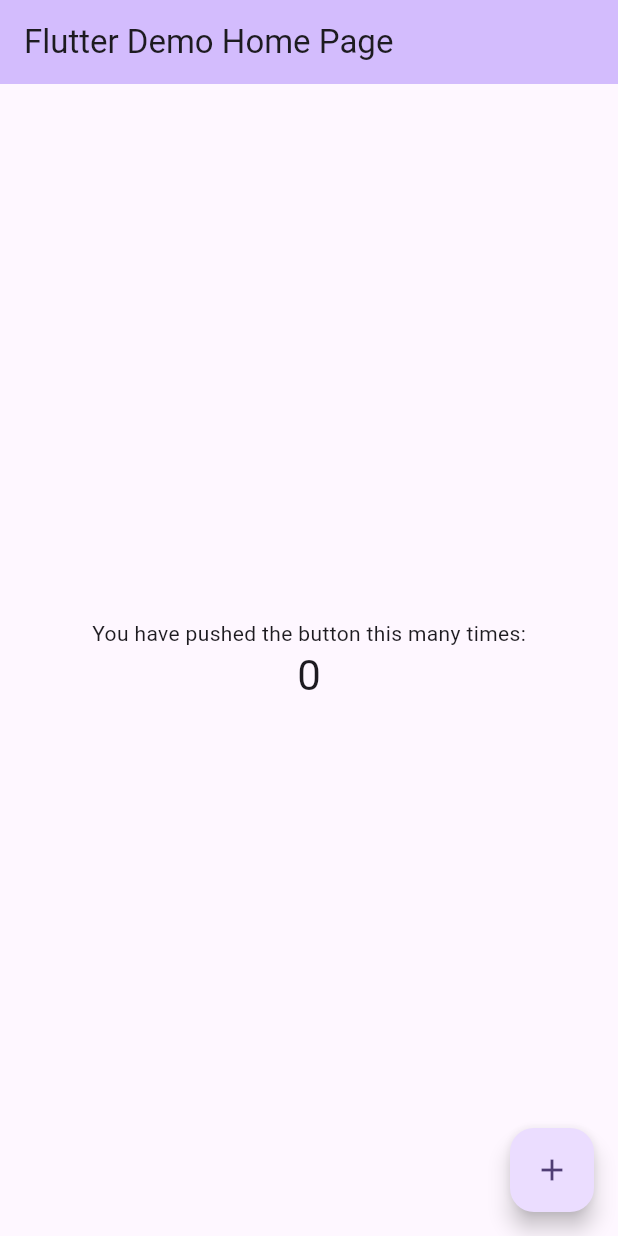
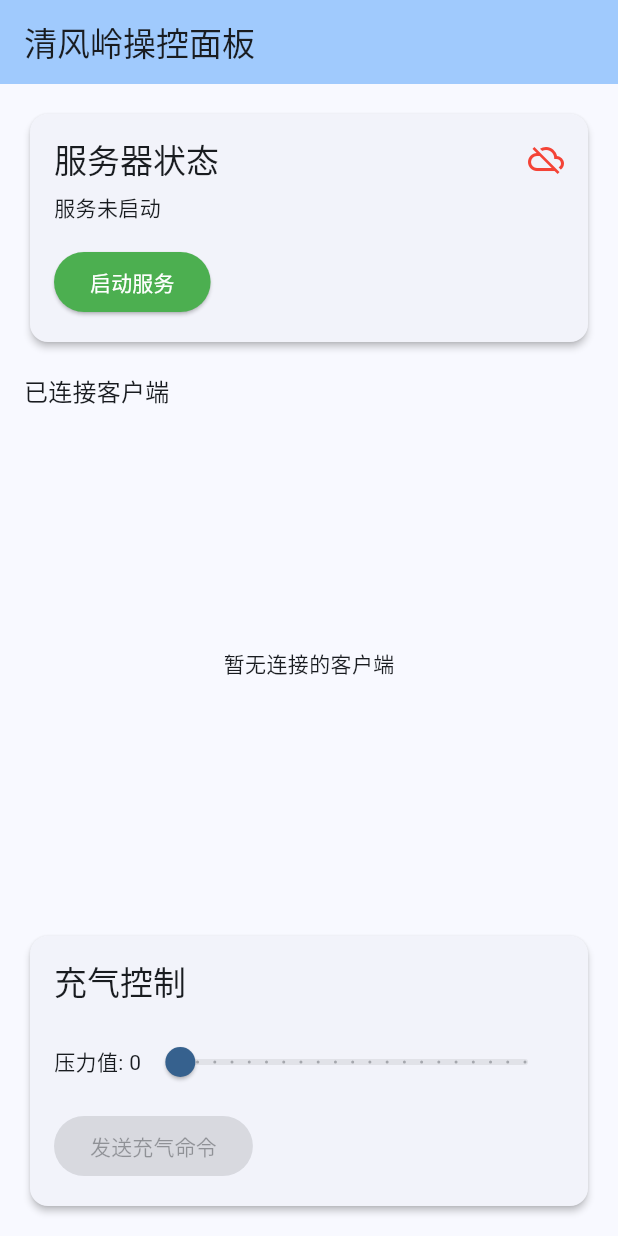
Before and after one commit to yugaoxiang123/QingFengLing_ChuangZhang, a Flutter app: the screen it shows after launch, on a phone screen of 412 x 824 dp. Run offline on Flutter 3.47's test engine with Material 3 defaults, Android fonts, the phone set to English and light mode, and no system bars.

Commit message:
创建socket服务

```diff
--- a/lib/main.dart
+++ b/lib/main.dart
@@ -1,4 +1,5 @@
 import 'package:flutter/material.dart';
+import 'ui/socket_server_page.dart';
 
 void main() {
   runApp(const MyApp());
@@ -7,116 +8,16 @@ void main() {
 class MyApp extends StatelessWidget {
   const MyApp({super.key});
 
-  // This widget is the root of your application.
   @override
   Widget build(BuildContext context) {
     return MaterialApp(
-      title: 'Flutter Demo',
+      title: '清风岭操控面板',
       theme: ThemeData(
-        // This is the theme of your application.
-        //
-        // TRY THIS: Try running your application with "flutter run". You'll see
-        // the application has a purple toolbar. Then, without quitting the app,
-        // try changing the seedColor in the colorScheme below to Colors.green
-        // and then invoke "hot reload" (save your changes or press the "hot
-        // reload" button in a Flutter-supported IDE, or press "r" if you used
-        // the command line to start the app).
-        //
-        // Notice that the counter didn't reset back to zero; the application
-        // state is not lost during the reload. To reset the state, use hot
-        // restart instead.
-        //
-        // This works for code too, not just values: Most code changes can be
-        // tested with just a hot reload.
-        colorScheme: ColorScheme.fromSeed(seedColor: Colors.deepPurple),
+        colorScheme: ColorScheme.fromSeed(seedColor: Colors.blue),
+        useMaterial3: true,
       ),
-      home: const MyHomePage(title: 'Flutter Demo Home Page'),
+      debugShowCheckedModeBanner: false,
+      home: const SocketServerPage(),
     );
   }
 }
-
-class MyHomePage extends StatefulWidget {
-  const MyHomePage({super.key, required this.title});
-
-  // This widget is the home page of your application. It is stateful, meaning
-  // that it has a State object (defined below) that contains fields that affect
-  // how it looks.
-
-  // This class is the configuration for the state. It holds the values (in this
-  // case the title) provided by the parent (in this case the App widget) and
-  // used by the build method of the State. Fields in a Widget subclass are
-  // always marked "final".
-
-  final String title;
-
-  @override
-  State<MyHomePage> createState() => _MyHomePageState();
-}
-
-class _MyHomePageState extends State<MyHomePage> {
-  int _counter = 0;
-
-  void _incrementCounter() {
-    setState(() {
-      // This call to setState tells the Flutter framework that something has
-      // changed in this State, which causes it to rerun the build method below
-      // so that the display can reflect the updated values. If we changed
-      // _counter without calling setState(), then the build method would not be
-      // called again, and so nothing would appear to happen.
-      _counter++;
-    });
-  }
-
-  @override
-  Widget build(BuildContext context) {
-    // This method is rerun every time setState is called, for instance as done
-    // by the _incrementCounter method above.
-    //
-    // The Flutter framework has been optimized to make rerunning build methods
-    // fast, so that you can just rebuild anything that needs updating rather
-    // than having to individually change instances of widgets.
-    return Scaffold(
-      appBar: AppBar(
-        // TRY THIS: Try changing the color here to a specific color (to
-        // Colors.amber, perhaps?) and trigger a hot reload to see the AppBar
-        // change color while the other colors stay the same.
-        backgroundColor: Theme.of(context).colorScheme.inversePrimary,
-        // Here we take the value from the MyHomePage object that was created by
-        // the App.build method, and use it to set our appbar title.
-        title: Text(widget.title),
-      ),
-      body: Center(
-        // Center is a layout widget. It takes a single child and positions it
-        // in the middle of the parent.
-        child: Column(
-          // Column is also a layout widget. It takes a list of children and
-          // arranges them vertically. By default, it sizes itself to fit its
-          // children horizontally, and tries to be as tall as its parent.
-          //
-          // Column has various properties to control how it sizes itself and
-          // how it positions its children. Here we use mainAxisAlignment to
-          // center the children vertically; the main axis here is the vertical
-          // axis because Columns are vertical (the cross axis would be
-          // horizontal).
-          //
-          // TRY THIS: Invoke "debug painting" (choose the "Toggle Debug Paint"
-          // action in the IDE, or press "p" in the console), to see the
-          // wireframe for each widget.
-          mainAxisAlignment: MainAxisAlignment.center,
-          children: <Widget>[
-            const Text('You have pushed the button this many times:'),
-            Text(
-              '$_counter',
-              style: Theme.of(context).textTheme.headlineMedium,
-            ),
-          ],
-        ),
-      ),
-      floatingActionButton: FloatingActionButton(
-        onPressed: _incrementCounter,
-        tooltip: 'Increment',
-        child: const Icon(Icons.add),
-      ), // This trailing comma makes auto-formatting nicer for build methods.
-    );
-  }
-}
--- /dev/null
+++ b/lib/services/socket_service.dart
@@ -0,0 +1,190 @@
+import 'dart:async';
+import 'dart:io';
+import 'dart:typed_data';
+import 'package:flutter/material.dart';
+
+class SocketService {
+  bool isServerRunning = false;
+  String statusMessage = "服务未启动";
+  List<String> connectedClients = [];
+  ServerSocket? server;
+  List<Socket> sockets = [];
+  String serverIp = "0.0.0.0";
+  int serverPort = 8888;
+
+  // 状态变化通知
+  final _statusController = StreamController<String>.broadcast();
+  Stream<String> get statusStream => _statusController.stream;
+
+  // 客户端列表变化通知
+  final _clientsController = StreamController<List<String>>.broadcast();
+  Stream<List<String>> get clientsStream => _clientsController.stream;
+
+  // 服务器状态变化通知
+  final _runningController = StreamController<bool>.broadcast();
+  Stream<bool> get runningStream => _runningController.stream;
+
+  // 单例模式
+  static final SocketService _instance = SocketService._internal();
+
+  factory SocketService() {
+    return _instance;
+  }
+
+  SocketService._internal();
+
+  void dispose() {
+    stopServer();
+    _statusController.close();
+    _clientsController.close();
+    _runningController.close();
+  }
+
+  // 启动Socket服务器
+  Future<void> startServer() async {
+    if (isServerRunning) return;
+
+    try {
+      server = await ServerSocket.bind(InternetAddress.anyIPv4, serverPort);
+      await _getLocalIpAddress();
+
+      isServerRunning = true;
+      statusMessage = "服务已启动：$serverIp:$serverPort";
+      _notifyStatusChange();
+
+      server!.listen(
+        (socket) {
+          _handleConnection(socket);
+        },
+        onError: (error) {
+          statusMessage = "服务错误: $error";
+          _notifyStatusChange();
+          stopServer();
+        },
+        onDone: () {
+          if (isServerRunning) {
+            statusMessage = "服务意外关闭";
+            _notifyStatusChange();
+            stopServer();
+          }
+        },
+      );
+    } catch (e) {
+      statusMessage = "启动服务失败: $e";
+      _notifyStatusChange();
+    }
+  }
+
+  // 停止Socket服务器
+  void stopServer() {
+    for (var socket in sockets) {
+      socket.destroy();
+    }
+    server?.close();
+    server = null;
+
+    isServerRunning = false;
+    statusMessage = "服务已停止";
+    connectedClients.clear();
+    sockets.clear();
+    _notifyStatusChange();
+  }
+
+  // 处理新的连接
+  void _handleConnection(Socket socket) {
+    sockets.add(socket);
+    final clientAddress =
+        "${socket.remoteAddress.address}:${socket.remotePort}";
+
+    connectedClients.add(clientAddress);
+    statusMessage = "已连接客户端：${connectedClients.length}个";
+    _notifyStatusChange();
+
+    // 监听客户端消息
+    socket.listen(
+      (Uint8List data) {
+        // 处理接收到的数据
+        final message = String.fromCharCodes(data);
+        print("收到来自 $clientAddress 的消息: $message");
+        // 这里可以添加处理接收数据的逻辑
+      },
+      onError: (error) {
+        print("连接错误 $clientAddress: $error");
+        _removeClient(socket, clientAddress);
+      },
+      onDone: () {
+        print("客户端断开连接 $clientAddress");
+        _removeClient(socket, clientAddress);
+      },
+    );
+  }
+
+  // 移除断开连接的客户端
+  void _removeClient(Socket socket, String clientAddress) {
+    socket.destroy();
+    sockets.remove(socket);
+
+    connectedClients.remove(clientAddress);
+    if (connectedClients.isEmpty) {
+      statusMessage = "无连接客户端";
+    } else {
+      statusMessage = "已连接客户端：${connectedClients.length}个";
+    }
+    _notifyStatusChange();
+  }
+
+  // 获取本地IP地址
+  Future<void> _getLocalIpAddress() async {
+    try {
+      final interfaces = await NetworkInterface.list(
+        type: InternetAddressType.IPv4,
+        includeLinkLocal: false,
+      );
+
+      for (var interface in interfaces) {
+        for (var addr in interface.addresses) {
+          if (!addr.isLinkLocal && !addr.isLoopback) {
+            serverIp = addr.address;
+            statusMessage = "服务已启动：$serverIp:$serverPort";
+            _notifyStatusChange();
+            return;
+          }
+        }
+      }
+    } catch (e) {
+      print("获取IP地址失败: $e");
+    }
+  }
+
+  // 发送充气命令
+  void sendInflationCommand(int pressure, BuildContext context) {
+    if (sockets.isEmpty) {
+      ScaffoldMessenger.of(
+        context,
+      ).showSnackBar(const SnackBar(content: Text('没有连接的客户端')));
+      return;
+    }
+
+    // 发送充气命令到所有连接的客户端
+    for (var socket in sockets) {
+      try {
+        // 假设充气命令格式为："INFLATE:压力值"
+        final command = "INFLATE:$pressure";
+        socket.write(command);
+      } catch (e) {
+        print("发送命令失败: $e");
+      }
+    }
+
+    ScaffoldMessenger.of(
+      context,
+    ).showSnackBar(SnackBar(content: Text('已发送充气命令：$pressure')));
+  }
+
+  // 通知状态变化
+  void _notifyStatusChange() {
+    _statusController.add(statusMessage);
+    _clientsController.add(List.from(connectedClients));
+    _runningController.add(isServerRunning);
+  }
+}
--- /dev/null
+++ b/lib/ui/socket_server_page.dart
@@ -0,0 +1,176 @@
+import 'package:flutter/material.dart';
+import '../services/socket_service.dart';
+
+class SocketServerPage extends StatefulWidget {
+  const SocketServerPage({super.key});
+
+  @override
+  State<SocketServerPage> createState() => _SocketServerPageState();
+}
+
+class _SocketServerPageState extends State<SocketServerPage> {
+  final SocketService _socketService = SocketService();
+  int _inflationPressure = 0; // 充气压力值
+  bool _isServerRunning = false;
+  String _statusMessage = "服务未启动";
+  List<String> _connectedClients = [];
+
+  @override
+  void initState() {
+    super.initState();
+    _setupListeners();
+  }
+
+  void _setupListeners() {
+    _socketService.statusStream.listen((status) {
+      setState(() {
+        _statusMessage = status;
+      });
+    });
+
+    _socketService.clientsStream.listen((clients) {
+      setState(() {
+        _connectedClients = clients;
+      });
+    });
+
+    _socketService.runningStream.listen((running) {
+      setState(() {
+        _isServerRunning = running;
+      });
+    });
+  }
+
+  @override
+  void dispose() {
+    _socketService.dispose();
+    super.dispose();
+  }
+
+  @override
+  Widget build(BuildContext context) {
+    return Scaffold(
+      appBar: AppBar(
+        backgroundColor: Theme.of(context).colorScheme.inversePrimary,
+        title: const Text('清风岭操控面板'),
+      ),
+      body: Padding(
+        padding: const EdgeInsets.all(16.0),
+        child: Column(
+          crossAxisAlignment: CrossAxisAlignment.start,
+          children: [
+            _buildServerStatusCard(),
+            const SizedBox(height: 16),
+            Text('已连接客户端', style: Theme.of(context).textTheme.titleMedium),
+            const SizedBox(height: 8),
+            _buildClientsList(),
+            const SizedBox(height: 16),
+            _buildInflationControlCard(),
+          ],
+        ),
+      ),
+    );
+  }
+
+  // 服务器状态卡片
+  Widget _buildServerStatusCard() {
+    return Card(
+      elevation: 2,
+      child: Padding(
+        padding: const EdgeInsets.all(16.0),
+        child: Column(
+          crossAxisAlignment: CrossAxisAlignment.start,
+          children: [
+            Row(
+              mainAxisAlignment: MainAxisAlignment.spaceBetween,
+              children: [
+                Text('服务器状态', style: Theme.of(context).textTheme.titleLarge),
+                Icon(
+                  _isServerRunning ? Icons.cloud_done : Icons.cloud_off,
+                  color: _isServerRunning ? Colors.green : Colors.red,
+                ),
+              ],
+            ),
+            const SizedBox(height: 8),
+            Text(_statusMessage),
+            const SizedBox(height: 16),
+            ElevatedButton(
+              onPressed: _isServerRunning
+                  ? _socketService.stopServer
+                  : _socketService.startServer,
+              style: ElevatedButton.styleFrom(
+                backgroundColor: _isServerRunning ? Colors.red : Colors.green,
+                foregroundColor: Colors.white,
+              ),
+              child: Text(_isServerRunning ? '停止服务' : '启动服务'),
+            ),
+          ],
+        ),
+      ),
+    );
+  }
+
+  // 客户端列表
+  Widget _buildClientsList() {
+    return Expanded(
+      child: _connectedClients.isEmpty
+          ? const Center(child: Text('暂无连接的客户端'))
+          : ListView.builder(
+              itemCount: _connectedClients.length,
+              itemBuilder: (context, index) {
+                return ListTile(
+                  leading: const Icon(Icons.devices),
+                  title: Text(_connectedClients[index]),
+                  dense: true,
+                );
+              },
+            ),
+    );
+  }
+
+  // 充气控制卡片
+  Widget _buildInflationControlCard() {
+    return Card(
+      elevation: 2,
+      child: Padding(
+        padding: const EdgeInsets.all(16.0),
+        child: Column(
+          crossAxisAlignment: CrossAxisAlignment.start,
+          children: [
+            Text('充气控制', style: Theme.of(context).textTheme.titleLarge),
+            const SizedBox(height: 16),
+            Row(
+              children: [
+                Text('压力值: $_inflationPressure'),
+                Expanded(
+                  child: Slider(
+                    value: _inflationPressure.toDouble(),
+                    min: 0,
+                    max: 100,
+                    divisions: 20,
+                    label: _inflationPressure.toString(),
+                    onChanged: (double value) {
+                      setState(() {
+                        _inflationPressure = value.round();
+                      });
+                    },
+                  ),
+                ),
+              ],
+            ),
+            const SizedBox(height: 8),
+            ElevatedButton(
+              onPressed: _isServerRunning
+                  ? () => _socketService.sendInflationCommand(
+                      _inflationPressure,
+                      context,
+                    )
+                  : null,
+              child: const Text('发送充气命令'),
+            ),
+          ],
+        ),
+      ),
+    );
+  }
+}
```
